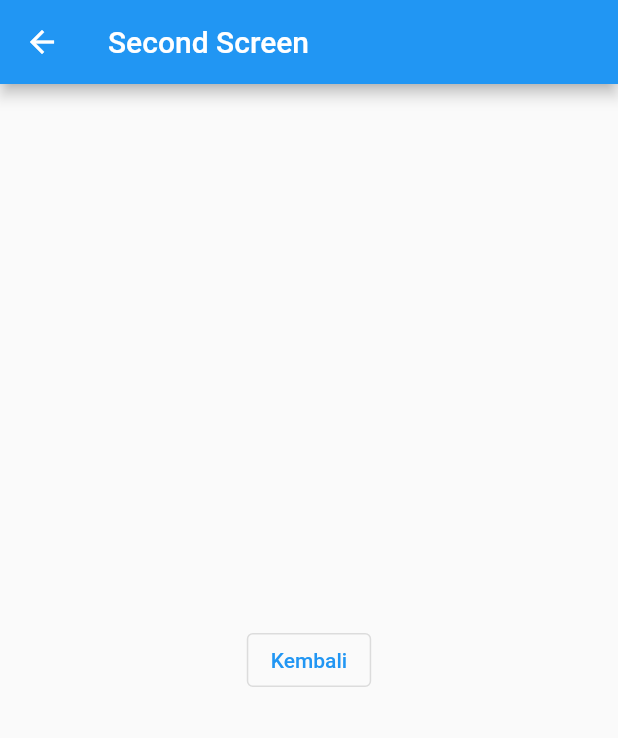
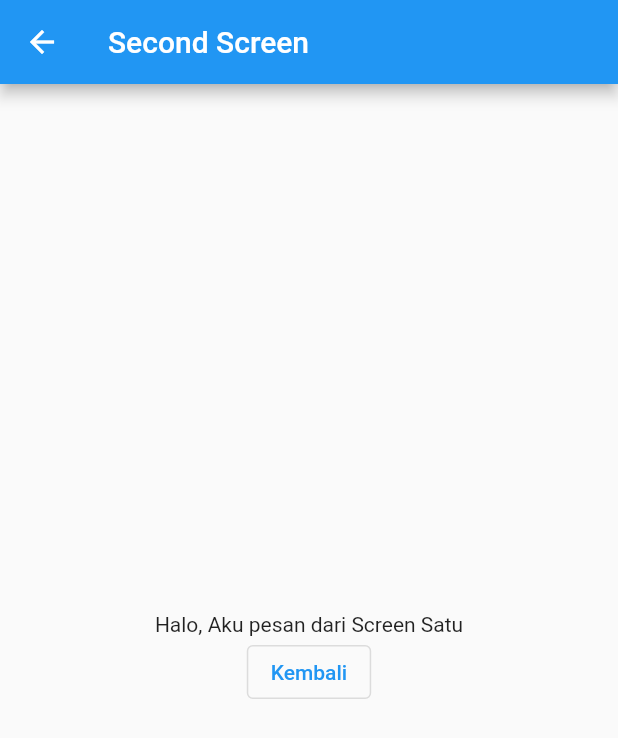
Before and after one commit to nnowaf/mainumum, a Flutter app: the screen it shows after launch, after a tap on "Pindah Screen", on a phone screen of 412 x 824 dp. Shown: the top 738 px of the screen. Run offline on Flutter 3.47's test engine with Material 2 defaults, Android fonts, the phone set to English and light mode, and no system bars.

Commit message:
modified:   lib/main.dart 	modified:   lib/navigation/expanded_screen_second.dart

```diff
--- a/lib/main.dart
+++ b/lib/main.dart
@@ -29,6 +29,7 @@ void main() {
 }
 
 class MyApp extends StatelessWidget {
+  final String pesan = "Halo, Aku pesan dari Screen Satu";
   @override
   Widget build(BuildContext context) {
     return Scaffold(
@@ -46,7 +47,7 @@ class MyApp extends StatelessWidget {
           child: ElevatedButton(
             onPressed: (){
               Navigator.push(context, MaterialPageRoute(builder: (context){
-                return NavScreenSecond();
+                return NavScreenSecond(pesan);
               }));
             },
              child: Text('Pindah Screen')),
--- a/lib/navigation/expanded_screen_second.dart
+++ b/lib/navigation/expanded_screen_second.dart
@@ -1,6 +1,10 @@
 import 'package:flutter/material.dart';
 
 class NavScreenSecond extends StatelessWidget  {
+  final String message;
+
+  NavScreenSecond(this.message);
+
   @override
   Widget build(BuildContext context) {
     return Scaffold(
@@ -8,11 +12,17 @@ class NavScreenSecond extends StatelessWidget  {
         title: Text('Second Screen'),
       ),
       body: Center(
-        child: OutlinedButton(
-          onPressed: () {
-            Navigator.pop(context);
-          },
-          child: Text('Kembali')),
+        child: Column(
+          mainAxisAlignment: MainAxisAlignment.center,
+          children: [
+            Text(message),
+            OutlinedButton(
+              onPressed: (){
+                Navigator.pop(context);
+              },
+              child: Text('Kembali'))
+          ],
+        )
       ),
     );
   }
```
